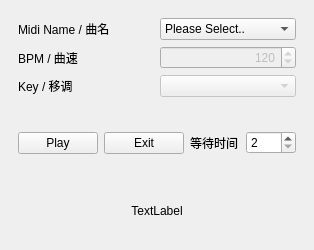
Old version of the form mainwindow.ui in the repository WitchElaina/Genshin_Zither_Player.
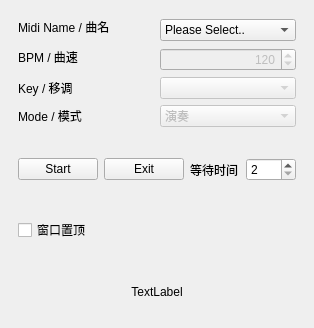
New version of the form.

Patch:
```diff
--- a/mainwindow.ui
+++ b/mainwindow.ui
@@ -7,7 +7,7 @@
     <x>0</x>
     <y>0</y>
     <width>314</width>
-    <height>250</height>
+    <height>328</height>
    </rect>
   </property>
   <property name="sizePolicy">
@@ -22,12 +22,6 @@
     <height>250</height>
    </size>
   </property>
-  <property name="maximumSize">
-   <size>
-    <width>314</width>
-    <height>250</height>
-   </size>
-  </property>
   <property name="windowTitle">
    <string>Genshin Zither Player</string>
   </property>
@@ -36,14 +30,7 @@
     <item>
      <widget class="QWidget" name="widget" native="true">
       <layout class="QGridLayout" name="gridLayout">
-       <item row="0" column="0">
-        <widget class="QLabel" name="label">
-         <property name="text">
-          <string>Midi Name / 曲名</string>
-         </property>
-        </widget>
-       </item>
-       <item row="0" column="1">
+       <item row="0" column="1" rowspan="2">
         <widget class="QComboBox" name="comboBox_mid_name">
          <item>
           <property name="text">
@@ -52,14 +39,28 @@
          </item>
         </widget>
        </item>
-       <item row="1" column="0">
+       <item row="3" column="1">
+        <widget class="QComboBox" name="comboBox_key">
+         <property name="enabled">
+          <bool>false</bool>
+         </property>
+        </widget>
+       </item>
+       <item row="1" column="0" rowspan="2">
         <widget class="QLabel" name="label_2">
          <property name="text">
           <string>BPM / 曲速</string>
          </property>
         </widget>
        </item>
-       <item row="1" column="1">
+       <item row="0" column="0">
+        <widget class="QLabel" name="label">
+         <property name="text">
+          <string>Midi Name / 曲名</string>
+         </property>
+        </widget>
+       </item>
+       <item row="2" column="1">
         <widget class="QSpinBox" name="spinBox_bpm">
          <property name="enabled">
           <bool>false</bool>
@@ -84,17 +85,34 @@
          </property>
         </widget>
        </item>
-       <item row="2" column="0">
+       <item row="3" column="0">
         <widget class="QLabel" name="label_3">
          <property name="text">
           <string>Key / 移调</string>
          </property>
         </widget>
        </item>
-       <item row="2" column="1">
-        <widget class="QComboBox" name="comboBox_key">
+       <item row="4" column="1">
+        <widget class="QComboBox" name="comboBox_play_mode">
          <property name="enabled">
           <bool>false</bool>
+         </property>
+         <item>
+          <property name="text">
+           <string>演奏</string>
+          </property>
+         </item>
+         <item>
+          <property name="text">
+           <string>制谱</string>
+          </property>
+         </item>
+        </widget>
+       </item>
+       <item row="4" column="0">
+        <widget class="QLabel" name="label_5">
+         <property name="text">
+          <string>Mode / 模式</string>
          </property>
         </widget>
        </item>
@@ -107,7 +125,7 @@
        <item>
         <widget class="QPushButton" name="pushButton_play">
          <property name="text">
-          <string>Play</string>
+          <string>Start</string>
          </property>
         </widget>
        </item>
@@ -141,6 +159,19 @@
       </layout>
      </widget>
     </item>
+    <item>
+     <widget class="QWidget" name="widget_4" native="true">
+      <layout class="QHBoxLayout" name="horizontalLayout_3">
+       <item>
+        <widget class="QCheckBox" name="checkBox_popup">
+         <property name="text">
+          <string>窗口置顶</string>
+         </property>
+        </widget>
+       </item>
+      </layout>
+     </widget>
+    </item>
     <item>
      <widget class="QWidget" name="widget_3" native="true">
       <layout class="QHBoxLayout" name="horizontalLayout_2">
```
